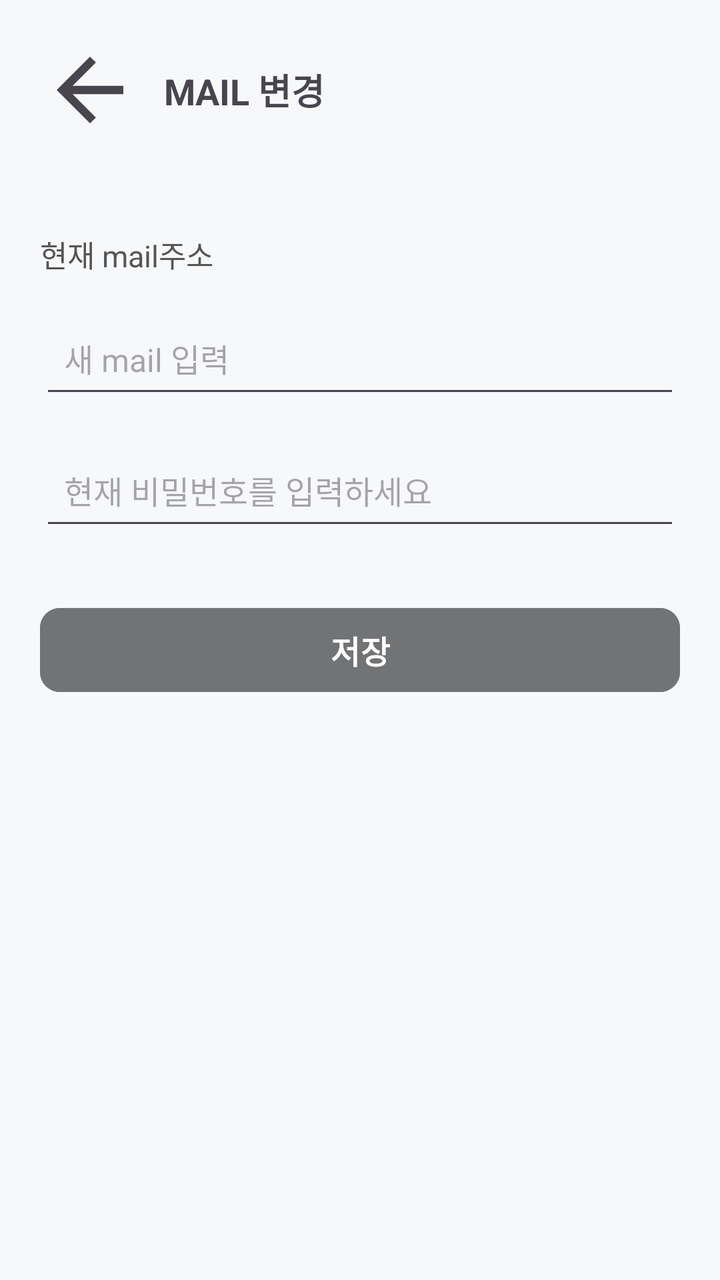
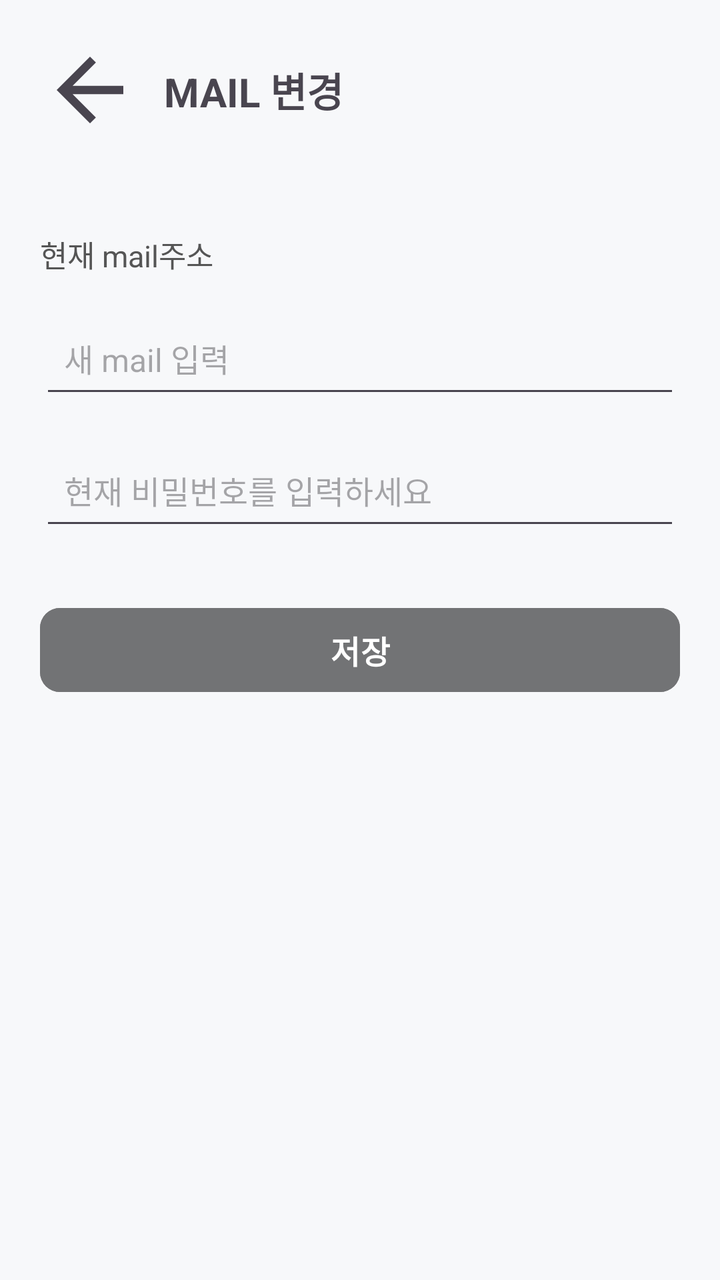

Compare the two renders of this Android layout. The source of the first and the diff that turns it into the second are given below.
<!-- AndroidManifest.xml: application theme Theme.Lostfind -->
<!-- res/layout/activity_user_email.xml -->
<?xml version="1.0" encoding="utf-8"?>
<LinearLayout xmlns:android="http://schemas.android.com/apk/res/android"
    android:layout_width="match_parent"
    android:layout_height="match_parent"
    xmlns:app="http://schemas.android.com/apk/res-auto"
    android:orientation="vertical"
    android:background="#F7F8FA"
    android:padding="20dp"
    android:id="@+id/main">

    
    <LinearLayout
        android:layout_width="match_parent"
        android:layout_height="wrap_content"
        android:orientation="horizontal"
        android:gravity="center_vertical"
        android:paddingBottom="16dp">

        <ImageButton
            android:id="@+id/btnBack"
            android:layout_width="50dp"
            android:layout_height="50dp"
            android:scaleType="centerCrop"
            android:src="@drawable/left_arrow"
            android:contentDescription="Back"
            android:background="?selectableItemBackgroundBorderless"/>

        <TextView
            android:id="@+id/txtTitle"
            android:layout_width="wrap_content"
            android:layout_height="wrap_content"
            android:text="MAIL 변경"
            android:textSize="18sp"
            android:textStyle="bold"
            android:layout_marginStart="12dp" />
    </LinearLayout>


    
    <TextView
        android:id="@+id/currentEmailTextView"
        android:layout_width="wrap_content"
        android:layout_height="wrap_content"
        android:text="현재 mail주소"
        android:textSize="15sp"
        android:textColor="#555555"
        android:layout_marginTop="30dp" />


    
    <EditText
        android:id="@+id/editNewName"
        android:layout_width="match_parent"
        android:layout_height="50dp"
        android:hint="새 mail 입력"
        android:padding="12dp"
        android:textSize="16sp"
        android:layout_marginTop="16dp" />

    
    <EditText
        android:id="@+id/current_password_edit_text"
        android:layout_width="match_parent"
        android:layout_height="50dp"
        android:hint="현재 비밀번호를 입력하세요"
        android:padding="12dp"
        android:textSize="16sp"
        android:layout_marginTop="16dp"/>


    
    <Button
        android:id="@+id/btnSaveName"
        android:layout_width="match_parent"
        android:layout_height="50dp"
        android:text="저장"
        android:textSize="16sp"
        android:textStyle="bold"
        android:textColor="#FFFFFF"
        android:layout_marginTop="30dp"
        app:cornerRadius="10dp"
        android:backgroundTint="@color/gray"/>

</LinearLayout>
<!-- resources referenced by this layout -->
<resources>
  <color name="gray">#727375</color>
  <!-- drawable left_arrow (drawable) -->
  <?xml version="1.0" encoding="utf-8"?>
  <vector xmlns:android="http://schemas.android.com/apk/res/android"
      android:width="24dp"
      android:height="24dp"
      android:viewportWidth="24"
      android:viewportHeight="24"
      android:tint="?attr/colorControlNormal">  
  
      
      <path
          android:fillColor="@android:color/white"
          android:pathData="M20,11H7.83l5.59,-5.59L12,4l-8,8 8,8 1.41,-1.41L7.83,13H20v-2z"/>
  </vector>
  <style name="Theme.Lostfind" parent="Base.Theme.Lostfind" />
  <style name="Base.Theme.Lostfind" parent="Theme.Material3.DayNight.NoActionBar">
          
          
      </style>
</resources>

<!-- the commit's change to res/layout/activity_user_email.xml (unified diff, before → after) -->
@@ -30,7 +30,7 @@
             android:layout_width="wrap_content"
             android:layout_height="wrap_content"
             android:text="MAIL 변경"
-            android:textSize="18sp"
+            android:textSize="20sp"
             android:textStyle="bold"
             android:layout_marginStart="12dp" />
     </LinearLayout>
